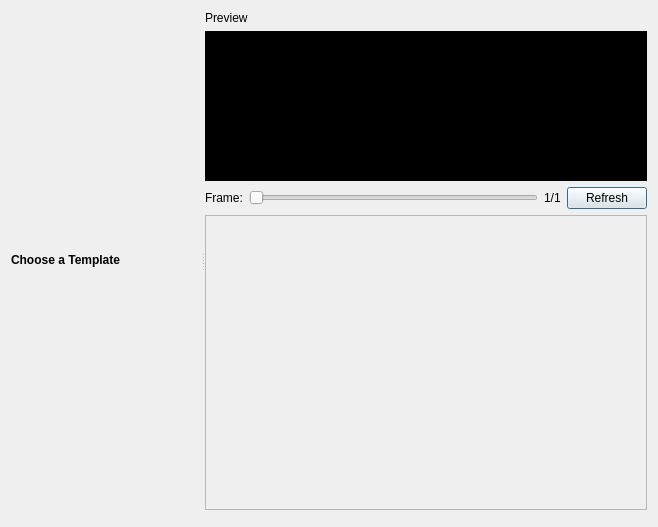
Qt form src/windows/ui/animated-title.ui (OpenShot/openshot-qt) before a commit.
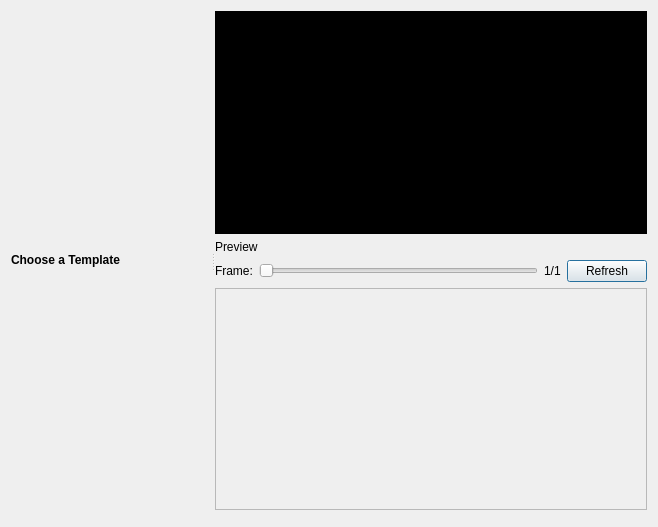
The same form after that commit.

Commit message: Fixed final issues with Blender integration and image previews, and fixed the dissolve animation (which had invalid API calls)

The edit to the form file:
```diff
--- a/src/windows/ui/animated-title.ui
+++ b/src/windows/ui/animated-title.ui
@@ -50,28 +50,6 @@
      <widget class="QWidget" name="widget_2" native="true">
       <layout class="QGridLayout" name="gridLayout_3">
        <item row="1" column="0">
-        <widget class="QGraphicsView" name="imgPreview">
-         <property name="maximumSize">
-          <size>
-           <width>16777215</width>
-           <height>150</height>
-          </size>
-         </property>
-         <property name="styleSheet">
-          <string notr="true">background-color:#000000;</string>
-         </property>
-         <property name="verticalScrollBarPolicy">
-          <enum>Qt::ScrollBarAlwaysOff</enum>
-         </property>
-         <property name="horizontalScrollBarPolicy">
-          <enum>Qt::ScrollBarAlwaysOff</enum>
-         </property>
-         <property name="interactive">
-          <bool>true</bool>
-         </property>
-        </widget>
-       </item>
-       <item row="0" column="0">
         <widget class="QLabel" name="label_2">
          <property name="text">
           <string>Preview</string>
@@ -89,7 +67,7 @@
             <x>0</x>
             <y>0</y>
             <width>391</width>
-            <height>267</height>
+            <height>207</height>
            </rect>
           </property>
           <layout class="QFormLayout" name="formLayout">
@@ -135,6 +113,34 @@
          </item>
         </layout>
        </item>
+       <item row="0" column="0">
+        <widget class="QLabel" name="imgPreview">
+         <property name="sizePolicy">
+          <sizepolicy hsizetype="MinimumExpanding" vsizetype="MinimumExpanding">
+           <horstretch>0</horstretch>
+           <verstretch>0</verstretch>
+          </sizepolicy>
+         </property>
+         <property name="minimumSize">
+          <size>
+           <width>0</width>
+           <height>0</height>
+          </size>
+         </property>
+         <property name="styleSheet">
+          <string notr="true">background-color: #000000;</string>
+         </property>
+         <property name="text">
+          <string/>
+         </property>
+         <property name="scaledContents">
+          <bool>true</bool>
+         </property>
+         <property name="alignment">
+          <set>Qt::AlignCenter</set>
+         </property>
+        </widget>
+       </item>
       </layout>
      </widget>
     </widget>
```
The commit also changes 2 other files.
